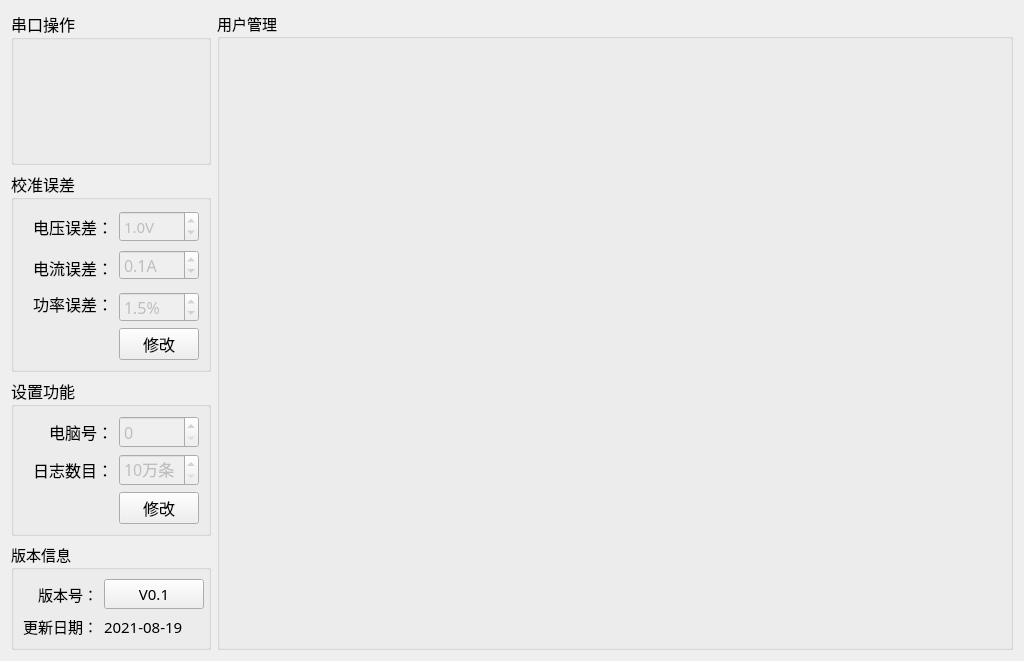
Before: the Qt Designer form Node-Fvt/Node-Fvt/setups/setup_mainwid.ui in ChinaClever/ScalePoint, drawn with Qt 5.
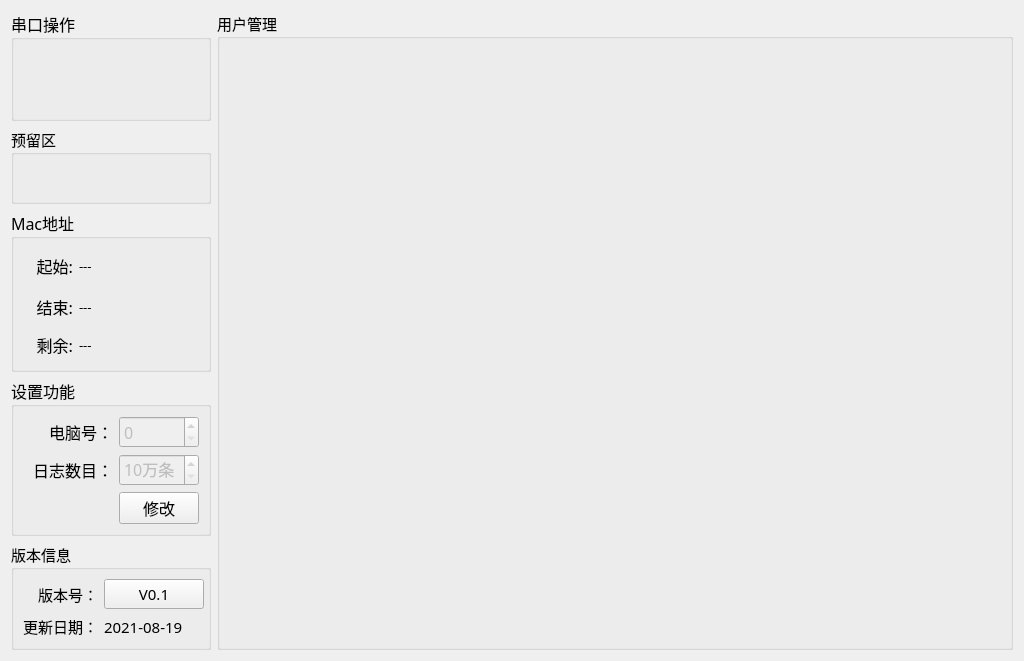
After: the same form once the commit is applied.

What changed in the file:
```diff
--- a/Node-Fvt/Node-Fvt/setups/setup_mainwid.ui
+++ b/Node-Fvt/Node-Fvt/setups/setup_mainwid.ui
@@ -25,13 +25,13 @@
      <property name="minimumSize">
       <size>
        <width>0</width>
-       <height>80</height>
+       <height>90</height>
       </size>
      </property>
      <property name="maximumSize">
       <size>
        <width>200</width>
-       <height>220</height>
+       <height>110</height>
       </size>
      </property>
      <property name="font">
@@ -52,14 +52,10 @@
           <height>70</height>
          </size>
         </property>
-       </widget>
-      </item>
-      <item row="1" column="0">
-       <widget class="QWidget" name="sourceWid" native="true">
-        <property name="minimumSize">
+        <property name="maximumSize">
          <size>
-          <width>0</width>
-          <height>70</height>
+          <width>16777215</width>
+          <height>75</height>
          </size>
         </property>
        </widget>
@@ -67,7 +63,7 @@
      </layout>
     </widget>
    </item>
-   <item row="0" column="1" rowspan="4">
+   <item row="0" column="1" rowspan="5">
     <widget class="QGroupBox" name="groupBox_5">
      <property name="title">
       <string>用户管理</string>
@@ -80,11 +76,18 @@
     </widget>
    </item>
    <item row="1" column="0">
+    <widget class="QGroupBox" name="groupBox_6">
+     <property name="title">
+      <string>预留区</string>
+     </property>
+    </widget>
+   </item>
+   <item row="2" column="0">
     <widget class="QGroupBox" name="groupBox_4">
      <property name="maximumSize">
       <size>
-       <width>200</width>
-       <height>240</height>
+       <width>16777215</width>
+       <height>220</height>
       </size>
      </property>
      <property name="font">
@@ -94,116 +97,45 @@
       </font>
      </property>
      <property name="title">
-      <string>校准误差</string>
+      <string>Mac地址</string>
      </property>
      <layout class="QGridLayout" name="gridLayout_3">
-      <item row="0" column="1">
-       <widget class="QLabel" name="label_10">
+      <item row="1" column="0">
+       <widget class="QLabel" name="label_12">
         <property name="minimumSize">
          <size>
           <width>0</width>
           <height>35</height>
          </size>
         </property>
+        <property name="maximumSize">
+         <size>
+          <width>50</width>
+          <height>16777215</height>
+         </size>
+        </property>
         <property name="text">
-         <string>电压误差：</string>
+         <string>结束:</string>
         </property>
         <property name="alignment">
          <set>Qt::AlignRight|Qt::AlignTrailing|Qt::AlignVCenter</set>
         </property>
        </widget>
       </item>
-      <item row="0" column="2">
-       <widget class="QDoubleSpinBox" name="volErrBox">
-        <property name="enabled">
-         <bool>false</bool>
-        </property>
-        <property name="minimumSize">
-         <size>
-          <width>0</width>
-          <height>30</height>
-         </size>
-        </property>
+      <item row="0" column="1" colspan="2">
+       <widget class="QLabel" name="startMacLab">
         <property name="font">
          <font>
-          <family>微软雅黑</family>
-          <pointsize>11</pointsize>
+          <family>宋体</family>
+          <pointsize>10</pointsize>
          </font>
         </property>
-        <property name="layoutDirection">
-         <enum>Qt::LeftToRight</enum>
-        </property>
-        <property name="styleSheet">
-         <string notr="true"/>
-        </property>
-        <property name="buttonSymbols">
-         <enum>QAbstractSpinBox::UpDownArrows</enum>
-        </property>
-        <property name="correctionMode">
-         <enum>QAbstractSpinBox::CorrectToPreviousValue</enum>
-        </property>
-        <property name="suffix">
-         <string>V</string>
-        </property>
-        <property name="decimals">
-         <number>1</number>
-        </property>
-        <property name="maximum">
-         <double>2.000000000000000</double>
-        </property>
-        <property name="value">
-         <double>1.000000000000000</double>
-        </property>
-       </widget>
-      </item>
-      <item row="1" column="0" rowspan="2" colspan="2">
-       <widget class="QLabel" name="label_9">
-        <property name="minimumSize">
-         <size>
-          <width>0</width>
-          <height>35</height>
-         </size>
-        </property>
         <property name="text">
-         <string>电流误差：</string>
+         <string>---</string>
         </property>
-        <property name="alignment">
-         <set>Qt::AlignRight|Qt::AlignTrailing|Qt::AlignVCenter</set>
-        </property>
        </widget>
       </item>
-      <item row="1" column="2">
-       <widget class="QDoubleSpinBox" name="curErrBox">
-        <property name="enabled">
-         <bool>false</bool>
-        </property>
-        <property name="minimumSize">
-         <size>
-          <width>0</width>
-          <height>30</height>
-         </size>
-        </property>
-        <property name="prefix">
-         <string/>
-        </property>
-        <property name="suffix">
-         <string>A</string>
-        </property>
-        <property name="decimals">
-         <number>1</number>
-        </property>
-        <property name="maximum">
-         <double>1.000000000000000</double>
-        </property>
-        <property name="singleStep">
-         <double>0.100000000000000</double>
-        </property>
-        <property name="value">
-         <double>0.100000000000000</double>
-        </property>
-       </widget>
-      </item>
-      <item row="2" column="1" rowspan="2">
+      <item row="0" column="0">
        <widget class="QLabel" name="label_11">
         <property name="minimumSize">
          <size>
@@ -211,72 +143,72 @@
           <height>35</height>
          </size>
         </property>
+        <property name="maximumSize">
+         <size>
+          <width>50</width>
+          <height>16777215</height>
+         </size>
+        </property>
         <property name="text">
-         <string>功率误差：</string>
+         <string>起始:</string>
         </property>
         <property name="alignment">
          <set>Qt::AlignRight|Qt::AlignTrailing|Qt::AlignVCenter</set>
         </property>
        </widget>
       </item>
-      <item row="3" column="2">
-       <widget class="QDoubleSpinBox" name="powErrBox">
-        <property name="enabled">
-         <bool>false</bool>
+      <item row="1" column="1" colspan="2">
+       <widget class="QLabel" name="endMacLab">
+        <property name="font">
+         <font>
+          <family>宋体</family>
+          <pointsize>10</pointsize>
+         </font>
         </property>
+        <property name="text">
+         <string>---</string>
+        </property>
+       </widget>
+      </item>
+      <item row="2" column="0">
+       <widget class="QLabel" name="label_13">
         <property name="minimumSize">
          <size>
           <width>0</width>
           <height>30</height>
          </size>
         </property>
-        <property name="prefix">
-         <string/>
-        </property>
-        <property name="suffix">
-         <string>%</string>
-        </property>
-        <property name="decimals">
-         <number>1</number>
-        </property>
-        <property name="minimum">
-         <double>0.000000000000000</double>
-        </property>
-        <property name="maximum">
-         <double>10.000000000000000</double>
-        </property>
-        <property name="singleStep">
-         <double>0.500000000000000</double>
-        </property>
-        <property name="value">
-         <double>1.500000000000000</double>
-        </property>
-       </widget>
-      </item>
-      <item row="4" column="1">
-       <spacer name="horizontalSpacer">
-        <property name="orientation">
-         <enum>Qt::Horizontal</enum>
-        </property>
-        <property name="sizeHint" stdset="0">
+        <property name="maximumSize">
          <size>
-          <width>96</width>
-          <height>20</height>
+          <width>50</width>
+          <height>16777215</height>
          </size>
         </property>
-       </spacer>
+        <property name="text">
+         <string>剩余:</string>
+        </property>
+        <property name="alignment">
+         <set>Qt::AlignRight|Qt::AlignTrailing|Qt::AlignVCenter</set>
+        </property>
+       </widget>
       </item>
-      <item row="4" column="2">
-       <widget class="QPushButton" name="saveBtn">
+      <item row="2" column="1" colspan="2">
+       <widget class="QLabel" name="cntMacLab">
+        <property name="font">
+         <font>
+          <family>宋体</family>
+          <pointsize>10</pointsize>
+         </font>
+        </property>
         <property name="text">
-         <string>修改</string>
+         <string>---</string>
         </property>
        </widget>
       </item>
      </layout>
     </widget>
    </item>
-   <item row="2" column="0">
+   <item row="3" column="0">
     <widget class="QGroupBox" name="groupBox_2">
      <property name="minimumSize">
       <size>
@@ -369,7 +301,7 @@
      </layout>
     </widget>
    </item>
-   <item row="3" column="0">
+   <item row="4" column="0">
     <widget class="QGroupBox" name="groupBox">
      <property name="maximumSize">
       <size>
```
